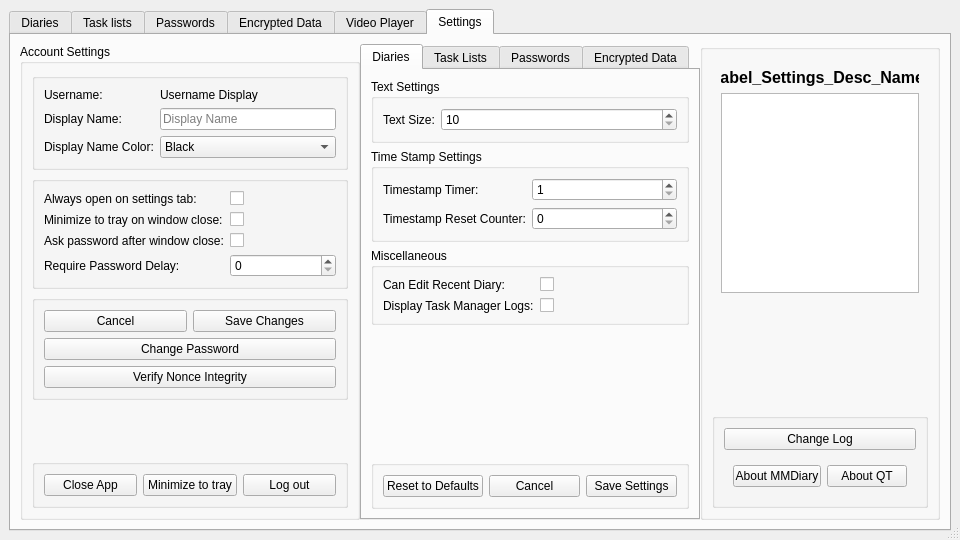
The window that mainwindow.ui (therealMaPMaKeR/MMDiary) describes before a commit, drawn with Qt 5.
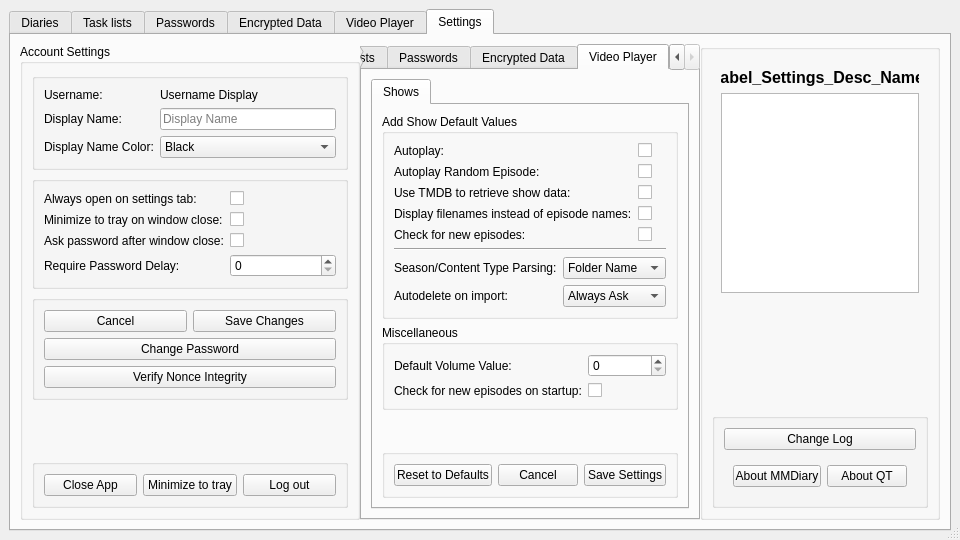
The same window after the commit. Custom widgets are drawn as their Qt base class.

Commit message: added settings page for vp shows

What changed in the file:
```diff
--- a/mainwindow.ui
+++ b/mainwindow.ui
@@ -1498,7 +1498,7 @@
            </size>
           </property>
           <property name="currentIndex">
-           <number>0</number>
+           <number>4</number>
           </property>
           <widget class="QWidget" name="tab_Settings_Diaries">
            <attribute name="title">
@@ -2037,6 +2037,249 @@
             </item>
            </layout>
           </widget>
+          <widget class="QWidget" name="tab_Settings_VideoPlayer">
+           <attribute name="title">
+            <string>Video Player</string>
+           </attribute>
+           <layout class="QVBoxLayout" name="verticalLayout_29">
+            <item>
+             <widget class="QTabWidget" name="tab_Settings_VideoPlayer_tabWidget">
+              <property name="currentIndex">
+               <number>0</number>
+              </property>
+              <widget class="QWidget" name="tab_TvShows">
+               <attribute name="title">
+                <string>Shows</string>
+               </attribute>
+               <layout class="QVBoxLayout" name="verticalLayout_31">
+                <item>
+                 <widget class="QGroupBox" name="groupBox_8">
+                  <property name="title">
+                   <string>Add Show Default Values</string>
+                  </property>
+                  <layout class="QVBoxLayout" name="verticalLayout_30">
+                   <item>
+                    <layout class="QFormLayout" name="formLayout_11">
+                     <item row="0" column="0">
+                      <widget class="QLabel" name="label_16">
+                       <property name="text">
+                        <string>Autoplay:</string>
+                       </property>
+                      </widget>
+                     </item>
+                     <item row="0" column="1">
+                      <widget class="QCheckBox" name="checkBox_VP_Shows_Autoplay">
+                       <property name="text">
+                        <string/>
+                       </property>
+                      </widget>
+                     </item>
+                     <item row="1" column="0">
+                      <widget class="QLabel" name="label_17">
+                       <property name="text">
+                        <string>Autoplay Random Episode: </string>
+                       </property>
+                      </widget>
+                     </item>
+                     <item row="1" column="1">
+                      <widget class="QCheckBox" name="checkBox_VP_Shows_AutoplayRand">
+                       <property name="text">
+                        <string/>
+                       </property>
+                      </widget>
+                     </item>
+                     <item row="2" column="0">
+                      <widget class="QLabel" name="label_18">
+                       <property name="text">
+                        <string>Use TMDB to retrieve show data:</string>
+                       </property>
+                      </widget>
+                     </item>
+                     <item row="2" column="1">
+                      <widget class="QCheckBox" name="checkBox_VP_Shows_UseTMDB">
+                       <property name="text">
+                        <string/>
+                       </property>
+                      </widget>
+                     </item>
+                     <item row="3" column="0">
+                      <widget class="QLabel" name="label_19">
+                       <property name="text">
+                        <string>Display filenames instead of episode names:</string>
+                       </property>
+                      </widget>
+                     </item>
+                     <item row="3" column="1">
+                      <widget class="QCheckBox" name="checkBox_VP_Shows_DisplayFilenames">
+                       <property name="text">
+                        <string/>
+                       </property>
+                      </widget>
+                     </item>
+                     <item row="4" column="0">
+                      <widget class="QLabel" name="label_32">
+                       <property name="text">
+                        <string>Check for new episodes:</string>
+                       </property>
+                      </widget>
+                     </item>
+                     <item row="4" column="1">
+                      <widget class="QCheckBox" name="checkBox_VP_Shows_CheckNewEP">
+                       <property name="text">
+                        <string/>
+                       </property>
+                      </widget>
+                     </item>
+                    </layout>
+                   </item>
+                   <item>
+                    <widget class="Line" name="line_9">
+                     <property name="orientation">
+                      <enum>Qt::Horizontal</enum>
+                     </property>
+                    </widget>
+                   </item>
+                   <item>
+                    <layout class="QFormLayout" name="formLayout_12">
+                     <item row="0" column="0">
+                      <widget class="QLabel" name="label_33">
+                       <property name="text">
+                        <string>Season/Content Type Parsing:</string>
+                       </property>
+                      </widget>
+                     </item>
+                     <item row="0" column="1">
+                      <widget class="QComboBox" name="comboBox_VP_Shows_FileFolderParsing">
+                       <item>
+                        <property name="text">
+                         <string>Folder Name</string>
+                        </property>
+                       </item>
+                       <item>
+                        <property name="text">
+                         <string>File Name</string>
+                        </property>
+                       </item>
+                      </widget>
+                     </item>
+                     <item row="1" column="0">
+                      <widget class="QLabel" name="label_34">
+                       <property name="text">
+                        <string>Autodelete on import: </string>
+                       </property>
+                      </widget>
+                     </item>
+                     <item row="1" column="1">
+                      <widget class="QComboBox" name="comboBox_VP_Shows_AutoDelete">
+                       <item>
+                        <property name="text">
+                         <string>Always Ask</string>
+                        </property>
+                       </item>
+                       <item>
+                        <property name="text">
+                         <string>Keep Files</string>
+                        </property>
+                       </item>
+                       <item>
+                        <property name="text">
+                         <string>Delete</string>
+                        </property>
+                       </item>
+                       <item>
+                        <property name="text">
+                         <string>Secure Delete</string>
+                        </property>
+                       </item>
+                      </widget>
+                     </item>
+                    </layout>
+                   </item>
+                  </layout>
+                 </widget>
+                </item>
+                <item>
+                 <widget class="QGroupBox" name="formGroupBox">
+                  <property name="title">
+                   <string>Miscellaneous</string>
+                  </property>
+                  <layout class="QFormLayout" name="formLayout_6">
+                   <item row="0" column="0">
+                    <widget class="QLabel" name="label_5">
+                     <property name="text">
+                      <string>Default Volume Value:</string>
+                     </property>
+                    </widget>
+                   </item>
+                   <item row="0" column="1">
+                    <widget class="QSpinBox" name="spinBox_VP_Shows_DefaultVolume"/>
+                   </item>
+                   <item row="1" column="0">
+                    <widget class="QLabel" name="label_3">
+                     <property name="text">
+                      <string>Check for new episodes on startup:</string>
+                     </property>
+                    </widget>
+                   </item>
+                   <item row="1" column="1">
+                    <widget class="QCheckBox" name="checkBox_VP_Shows_CheckNewEPStartup">
+                     <property name="text">
+                      <string/>
+                     </property>
+                    </widget>
+                   </item>
+                  </layout>
+                 </widget>
+                </item>
+                <item>
+                 <spacer name="verticalSpacer_11">
+                  <property name="orientation">
+                   <enum>Qt::Vertical</enum>
+                  </property>
+                  <property name="sizeHint" stdset="0">
+                   <size>
+                    <width>20</width>
+                    <height>12</height>
+                   </size>
+                  </property>
+                 </spacer>
+                </item>
+                <item>
+                 <widget class="QGroupBox" name="groupBox_6">
+                  <property name="title">
+                   <string/>
+                  </property>
+                  <layout class="QHBoxLayout" name="horizontalLayout_23">
+                   <item>
+                    <widget class="QPushButton" name="pushButton_VP_Shows_RDefault">
+                     <property name="text">
+                      <string>Reset to Defaults</string>
+                     </property>
+                    </widget>
+                   </item>
+                   <item>
+                    <widget class="QPushButton" name="pushButton_VP_Shows_Cancel">
+                     <property name="text">
+                      <string>Cancel</string>
+                     </property>
+                    </widget>
+                   </item>
+                   <item>
+                    <widget class="QPushButton" name="pushButton_VP_Shows_Save">
+                     <property name="text">
+                      <string>Save Settings</string>
+                     </property>
+                    </widget>
+                   </item>
+                  </layout>
+                 </widget>
+                </item>
+               </layout>
+              </widget>
+             </widget>
+            </item>
+           </layout>
+          </widget>
          </widget>
         </item>
         <item>
```
The commit also changes 1 other file.
